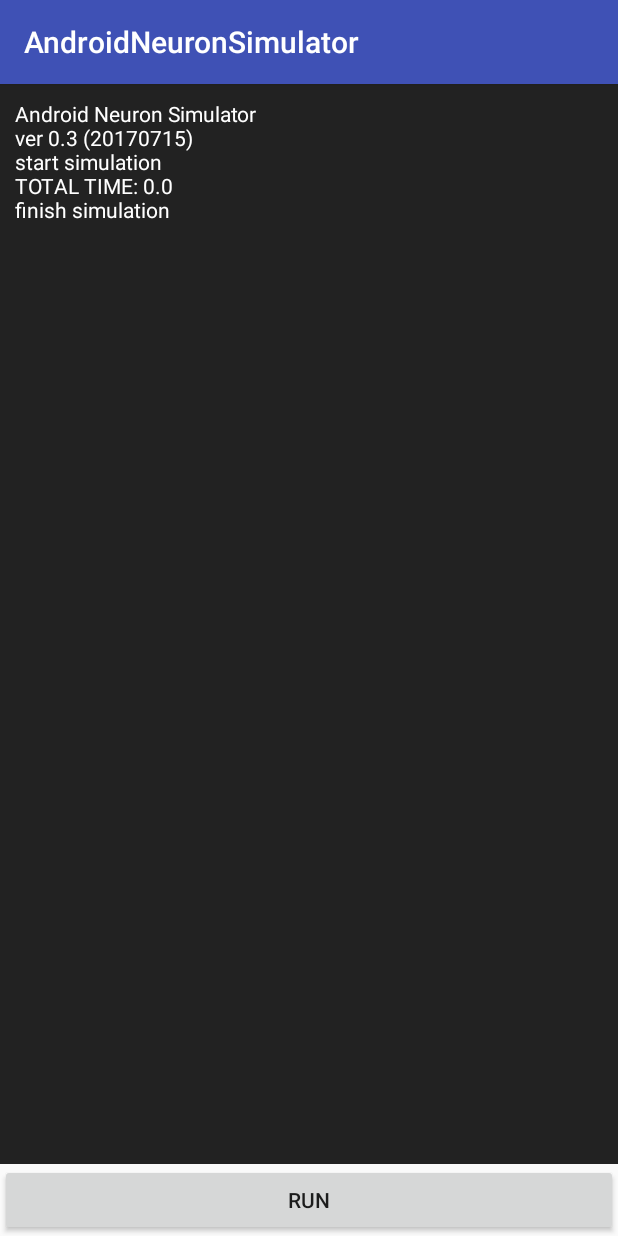
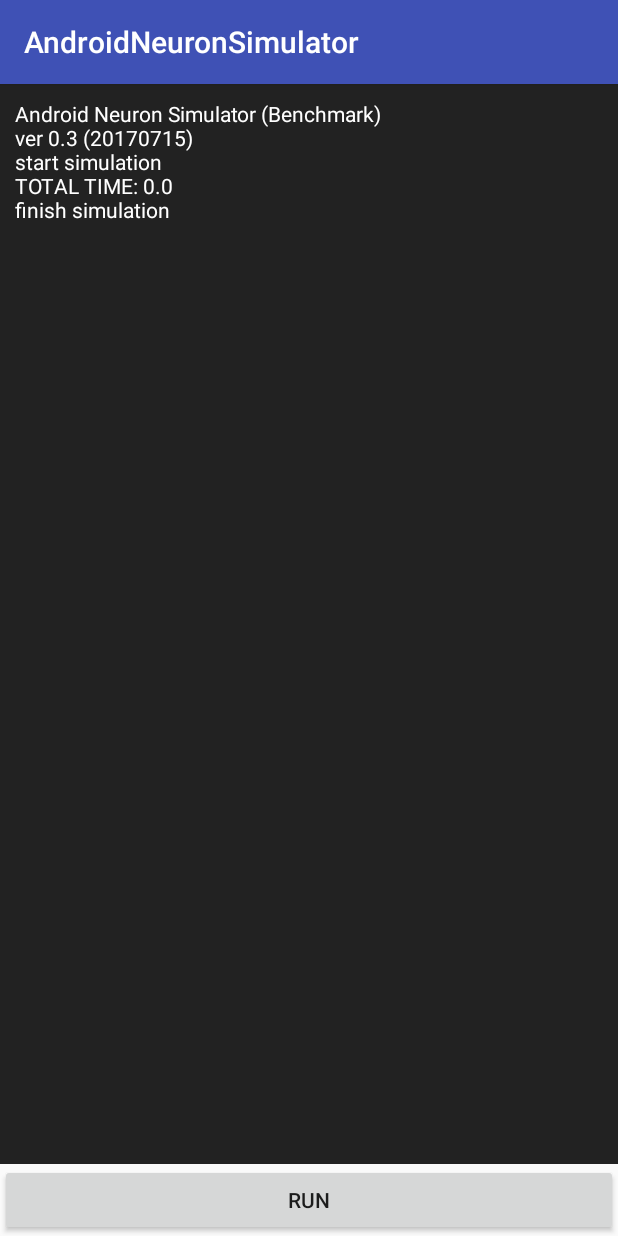
Before and after one commit to DaisukeMiyamoto/android-neuron-simulator, an Android app: the screen it shows after launch (MainActivity), after a tap on "RUN", on a phone screen of 412 x 824 dp. Run offline under Robolectric (Android 15) with nearby library versions, the light colour scheme and no system bars; 2 statements that could not run were skipped.

Commit message:
fix message

```diff
--- a/app/src/main/res/layout/activity_main.xml
+++ b/app/src/main/res/layout/activity_main.xml
@@ -23,7 +23,7 @@
             android:layout_width="fill_parent"
             android:layout_height="fill_parent"
             android:padding="10dp"
-            android:text="Android Neuron Simulator\nver 0.3 (20170715)\n"
+            android:text="Android Neuron Simulator (Benchmark)\nver 0.3 (20170715)\n"
             android:textColor="#ffffff"
             android:textIsSelectable="true"
             android:textSize="14sp" />
```
